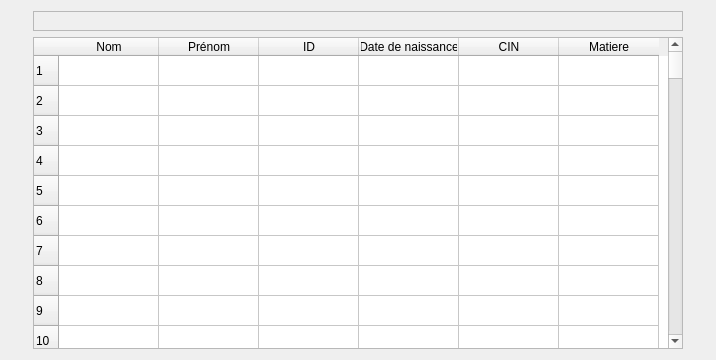
Above: prof.ui from khalilh2002/Interface-Graphique-pour-gestion-de-departement-Informatique-de-FST before the change. Below: the same form after it.
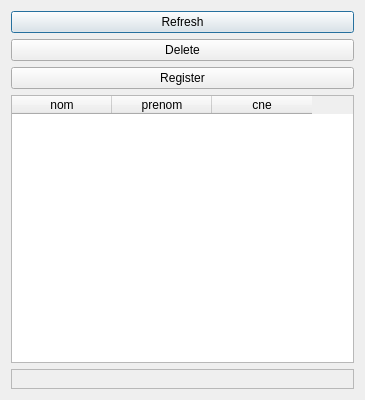
That is the form after the change.

```diff
--- a/prof.ui
+++ b/prof.ui
@@ -6,164 +6,36 @@
    <rect>
     <x>0</x>
     <y>0</y>
-    <width>716</width>
-    <height>360</height>
+    <width>365</width>
+    <height>400</height>
    </rect>
   </property>
   <property name="windowTitle">
    <string>Professeurs</string>
   </property>
   <layout class="QGridLayout" name="gridLayout">
-   <item row="1" column="0">
-    <widget class="QTableWidget" name="tableWidget">
-     <property name="sizePolicy">
-      <sizepolicy hsizetype="Maximum" vsizetype="Maximum">
-       <horstretch>5</horstretch>
-       <verstretch>5</verstretch>
-      </sizepolicy>
-     </property>
-     <property name="maximumSize">
-      <size>
-       <width>650</width>
-       <height>500</height>
-      </size>
-     </property>
-     <property name="rowCount">
-      <number>100</number>
-     </property>
-     <row/>
-     <row/>
-     <row/>
-     <row/>
-     <row/>
-     <row/>
-     <row/>
-     <row/>
-     <row/>
-     <row/>
-     <row/>
-     <row/>
-     <row/>
-     <row/>
-     <row/>
-     <row/>
-     <row/>
-     <row/>
-     <row/>
-     <row/>
-     <row/>
-     <row/>
-     <row/>
-     <row/>
-     <row/>
-     <row/>
-     <row/>
-     <row/>
-     <row/>
-     <row/>
-     <row/>
-     <row/>
-     <row/>
-     <row/>
-     <row/>
-     <row/>
-     <row/>
-     <row/>
-     <row/>
-     <row/>
-     <row/>
-     <row/>
-     <row/>
-     <row/>
-     <row/>
-     <row/>
-     <row/>
-     <row/>
-     <row/>
-     <row/>
-     <row/>
-     <row/>
-     <row/>
-     <row/>
-     <row/>
-     <row/>
-     <row/>
-     <row/>
-     <row/>
-     <row/>
-     <row/>
-     <row/>
-     <row/>
-     <row/>
-     <row/>
-     <row/>
-     <row/>
-     <row/>
-     <row/>
-     <row/>
-     <row/>
-     <row/>
-     <row/>
-     <row/>
-     <row/>
-     <row/>
-     <row/>
-     <row/>
-     <row/>
-     <row/>
-     <row/>
-     <row/>
-     <row/>
-     <row/>
-     <row/>
-     <row/>
-     <row/>
-     <row/>
-     <row/>
-     <row/>
-     <row/>
-     <row/>
-     <row/>
-     <row/>
-     <row/>
-     <row/>
-     <row/>
-     <row/>
-     <row/>
-     <row/>
-     <column>
-      <property name="text">
-       <string>Nom</string>
-      </property>
-     </column>
-     <column>
-      <property name="text">
-       <string>Prénom</string>
-      </property>
-     </column>
-     <column>
-      <property name="text">
-       <string>ID</string>
-      </property>
-     </column>
-     <column>
-      <property name="text">
-       <string>Date de naissance</string>
-      </property>
-     </column>
-     <column>
-      <property name="text">
-       <string>CIN</string>
-      </property>
-     </column>
-     <column>
-      <property name="text">
-       <string>Matiere</string>
-      </property>
-     </column>
-    </widget>
-   </item>
    <item row="0" column="0">
+    <widget class="QPushButton" name="pushButton_refrech">
+     <property name="text">
+      <string>Refresh</string>
+     </property>
+    </widget>
+   </item>
+   <item row="1" column="0">
+    <widget class="QPushButton" name="pushButton_delete">
+     <property name="text">
+      <string>Delete</string>
+     </property>
+    </widget>
+   </item>
+   <item row="2" column="0">
+    <widget class="QPushButton" name="pushButton_registre">
+     <property name="text">
+      <string>Register</string>
+     </property>
+    </widget>
+   </item>
+   <item row="4" column="0">
     <widget class="QFrame" name="frame">
      <property name="frameShape">
       <enum>QFrame::StyledPanel</enum>
@@ -174,6 +46,31 @@
      <layout class="QHBoxLayout" name="horizontalLayout"/>
     </widget>
    </item>
+   <item row="3" column="0">
+    <widget class="QTableWidget" name="tableWidget">
+     <property name="editTriggers">
+      <set>QAbstractItemView::NoEditTriggers</set>
+     </property>
+     <property name="selectionBehavior">
+      <enum>QAbstractItemView::SelectRows</enum>
+     </property>
+     <column>
+      <property name="text">
+       <string>nom</string>
+      </property>
+     </column>
+     <column>
+      <property name="text">
+       <string>prenom</string>
+      </property>
+     </column>
+     <column>
+      <property name="text">
+       <string>cne</string>
+      </property>
+     </column>
+    </widget>
+   </item>
   </layout>
  </widget>
  <resources/>
```
